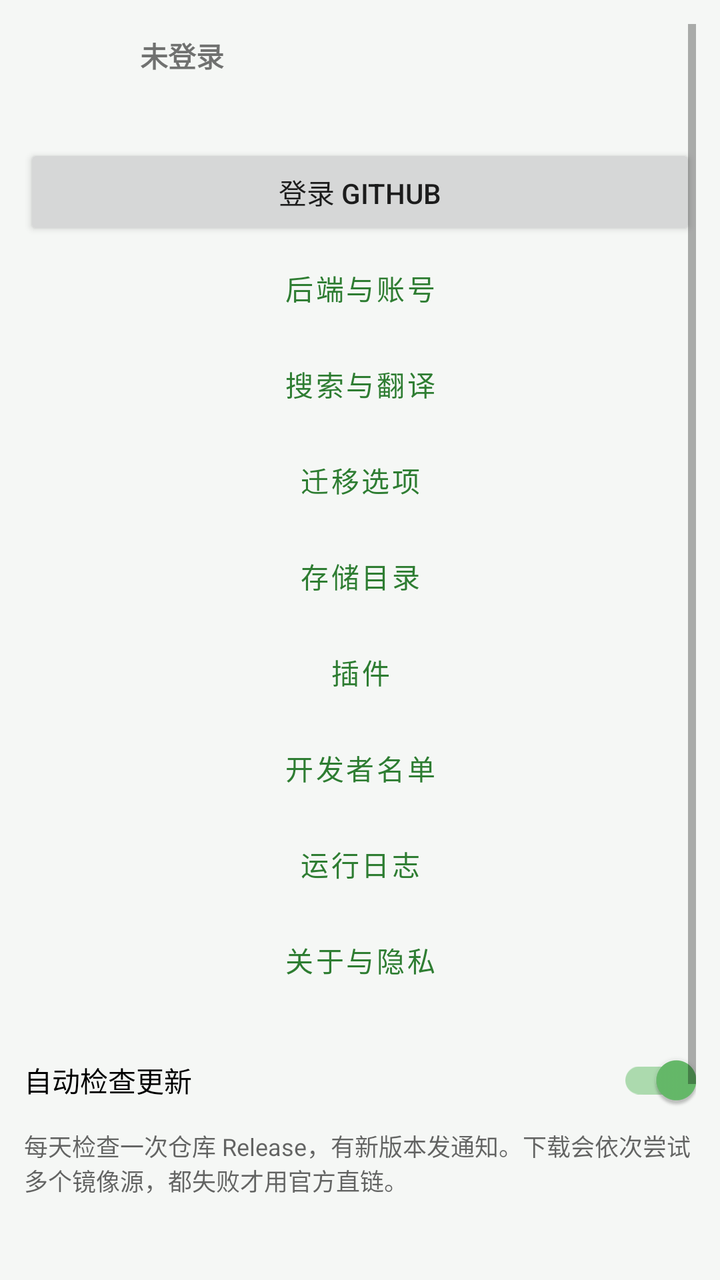
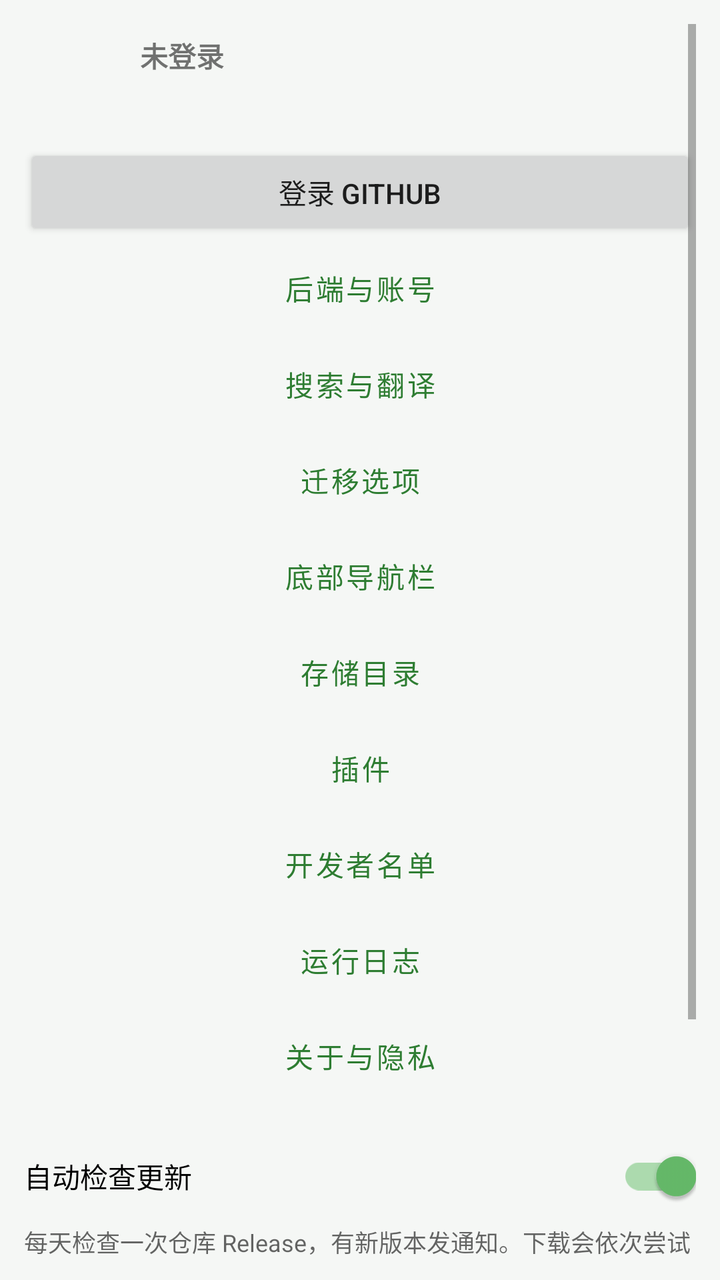

The first picture is an Android layout as it rendered before a commit; the second is the same layout after the commit. The layout source and the unified diff follow.
<!-- AndroidManifest.xml: application theme Theme.ModMigrator -->
<!-- res/layout/fragment_settings_main.xml -->
<?xml version="1.0" encoding="utf-8"?>
<ScrollView xmlns:android="http://schemas.android.com/apk/res/android"
    android:layout_width="match_parent"
    android:layout_height="match_parent"
    android:padding="12dp">

    <LinearLayout
        android:layout_width="match_parent"
        android:layout_height="wrap_content"
        android:orientation="vertical">

        <LinearLayout
            android:id="@+id/rowAccount"
            android:layout_width="match_parent"
            android:layout_height="wrap_content"
            android:gravity="center_vertical"
            android:orientation="horizontal"
            android:paddingBottom="12dp">

            <ImageView
                android:id="@+id/ivAvatar"
                android:layout_width="48dp"
                android:layout_height="48dp"
                android:contentDescription="@string/app_name"
                android:src="@drawable/ic_person" />

            <LinearLayout
                android:layout_width="0dp"
                android:layout_height="wrap_content"
                android:layout_marginStart="10dp"
                android:layout_weight="1"
                android:orientation="vertical">

                <TextView
                    android:id="@+id/tvAccount"
                    android:layout_width="match_parent"
                    android:layout_height="wrap_content"
                    android:text="@string/account_not_login"
                    android:textStyle="bold" />

                <TextView
                    android:id="@+id/tvConnState"
                    android:layout_width="match_parent"
                    android:layout_height="wrap_content"
                    android:textColor="@color/textSecondary"
                    android:textSize="12sp" />
            </LinearLayout>
        </LinearLayout>

        <Button
            android:id="@+id/btnAccount"
            android:layout_width="match_parent"
            android:layout_height="wrap_content"
            android:text="@string/account_login" />

        <Button
            android:id="@+id/btnGoBackend"
            style="@style/Widget.MaterialComponents.Button.OutlinedButton"
            android:layout_width="match_parent"
            android:layout_height="wrap_content"
            android:text="@string/menu_backend" />

        <Button
            android:id="@+id/btnGoSearch"
            style="@style/Widget.MaterialComponents.Button.OutlinedButton"
            android:layout_width="match_parent"
            android:layout_height="wrap_content"
            android:text="@string/menu_search" />

        <Button
            android:id="@+id/btnGoMigrate"
            style="@style/Widget.MaterialComponents.Button.OutlinedButton"
            android:layout_width="match_parent"
            android:layout_height="wrap_content"
            android:text="@string/menu_migrate" />

        <Button
            android:id="@+id/btnGoStorage"
            style="@style/Widget.MaterialComponents.Button.OutlinedButton"
            android:layout_width="match_parent"
            android:layout_height="wrap_content"
            android:text="@string/menu_storage" />

        <Button
            android:id="@+id/btnGoPlugin"
            style="@style/Widget.MaterialComponents.Button.OutlinedButton"
            android:layout_width="match_parent"
            android:layout_height="wrap_content"
            android:text="@string/menu_plugin" />

        <Button
            android:id="@+id/btnGoDevs"
            style="@style/Widget.MaterialComponents.Button.OutlinedButton"
            android:layout_width="match_parent"
            android:layout_height="wrap_content"
            android:text="@string/menu_devs" />

        <Button
            android:id="@+id/btnGoLog"
            style="@style/Widget.MaterialComponents.Button.OutlinedButton"
            android:layout_width="match_parent"
            android:layout_height="wrap_content"
            android:text="@string/menu_log" />

        <Button
            android:id="@+id/btnGoAbout"
            style="@style/Widget.MaterialComponents.Button.OutlinedButton"
            android:layout_width="match_parent"
            android:layout_height="wrap_content"
            android:text="@string/menu_about" />

        <com.google.android.material.switchmaterial.SwitchMaterial
            android:id="@+id/swUpdate"
            android:layout_width="match_parent"
            android:layout_height="wrap_content"
            android:layout_marginTop="12dp"
            android:checked="true"
            android:text="@string/cfg_update" />

        <TextView
            android:layout_width="match_parent"
            android:layout_height="wrap_content"
            android:paddingBottom="8dp"
            android:text="@string/cfg_update_hint"
            android:textColor="@color/textSecondary"
            android:textSize="12sp" />

        <com.google.android.material.switchmaterial.SwitchMaterial
            android:id="@+id/swOffline"
            android:layout_width="match_parent"
            android:layout_height="wrap_content"
            android:layout_marginTop="12dp"
            android:text="@string/cfg_offline" />

        <TextView
            android:layout_width="match_parent"
            android:layout_height="wrap_content"
            android:paddingBottom="8dp"
            android:text="@string/cfg_offline_hint"
            android:textColor="@color/textSecondary"
            android:textSize="12sp" />
    </LinearLayout>
</ScrollView>
<!-- resources referenced by this layout -->
<resources>
  <color name="textSecondary">#99000000</color>
  <!-- drawable ic_person (drawable) -->
  <?xml version="1.0" encoding="utf-8"?>
  <vector xmlns:android="http://schemas.android.com/apk/res/android"
      android:width="24dp" android:height="24dp"
      android:viewportWidth="960" android:viewportHeight="960"
      android:tint="?attr/colorControlNormal">
      <path android:fillColor="@android:color/white" android:pathData="M480-480q-66 0-113-47t-47-113q0-66 47-113t113-47q66 0 113 47t47 113q0 66-47 113t-113 47ZM160-160v-32q0-34 17.5-62.5T224-294q62-31 126-45t130-14q66 0 130 14t126 45q29 15 46.5 43.5T800-208v32H160Z" />
  </vector>
  <string name="account_login">登录 GitHub</string>
  <string name="account_not_login">未登录</string>
  <string name="app_name">模组迁移助手</string>
  <string name="cfg_offline">完全离线（断网）</string>
  <string name="cfg_offline_hint">开启后任何网络请求都不发：只用本地词典与已缓存译文，搜索与下载不可用，但已装模组的迁移、配置编辑照常。注意：这与「关掉后端」是两回事——关后端只是改成你自己填 Key 直连，仍然联网。</string>
  <string name="cfg_update">自动检查更新</string>
  <string name="cfg_update_hint">每天检查一次仓库 Release，有新版本发通知。下载会依次尝试多个镜像源，都失败才用官方直链。</string>
  <string name="menu_about">关于与隐私</string>
  <string name="menu_backend">后端与账号</string>
  <string name="menu_devs">开发者名单</string>
  <string name="menu_log">运行日志</string>
  <string name="menu_migrate">迁移选项</string>
  <string name="menu_plugin">插件</string>
  <string name="menu_search">搜索与翻译</string>
  <string name="menu_storage">存储目录</string>
  <style name="Theme.ModMigrator" parent="Theme.MaterialComponents.DayNight.NoActionBar">
          <item name="colorPrimary">@color/primary</item>
          <item name="colorPrimaryDark">@color/primaryDark</item>
          <item name="colorAccent">@color/accent</item>
          <item name="android:windowBackground">@color/bg</item>
          <item name="android:statusBarColor">@color/primaryDark</item>
          <item name="preferenceTheme">@style/PreferenceThemeOverlay</item>
      </style>
  <color name="primary">#FF2E7D32</color>
  <color name="primaryDark">#FF1B5E20</color>
  <color name="accent">#FF66BB6A</color>
  <color name="bg">#FFF5F7F5</color>
</resources>

<!-- the commit's change to res/layout/fragment_settings_main.xml (unified diff, before → after) -->
@@ -75,6 +75,13 @@
             android:text="@string/menu_migrate" />
 
         <Button
+            android:id="@+id/btnGoNav"
+            style="@style/Widget.MaterialComponents.Button.OutlinedButton"
+            android:layout_width="match_parent"
+            android:layout_height="wrap_content"
+            android:text="@string/menu_nav" />
+
+        <Button
             android:id="@+id/btnGoStorage"
             style="@style/Widget.MaterialComponents.Button.OutlinedButton"
             android:layout_width="match_parent"
<!-- resource entries referenced after the edit -->
@@ -21,6 +21,7 @@
   <string name="menu_devs">开发者名单</string>
   <string name="menu_log">运行日志</string>
   <string name="menu_migrate">迁移选项</string>
+  <string name="menu_nav">底部导航栏</string>
   <string name="menu_plugin">插件</string>
   <string name="menu_search">搜索与翻译</string>
   <string name="menu_storage">存储目录</string>
